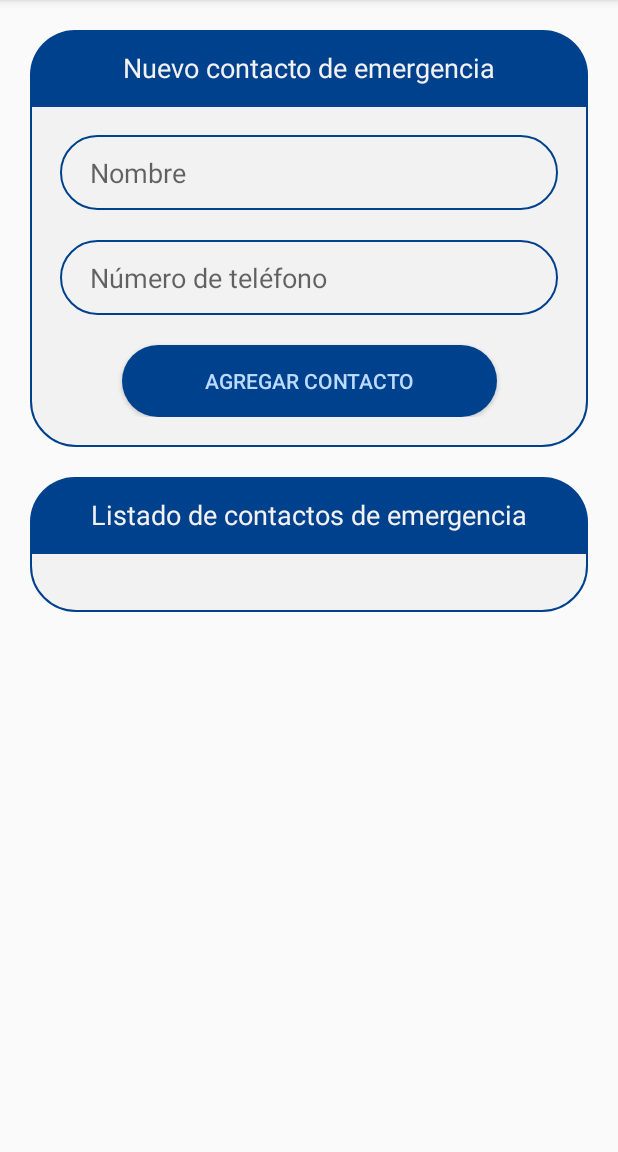
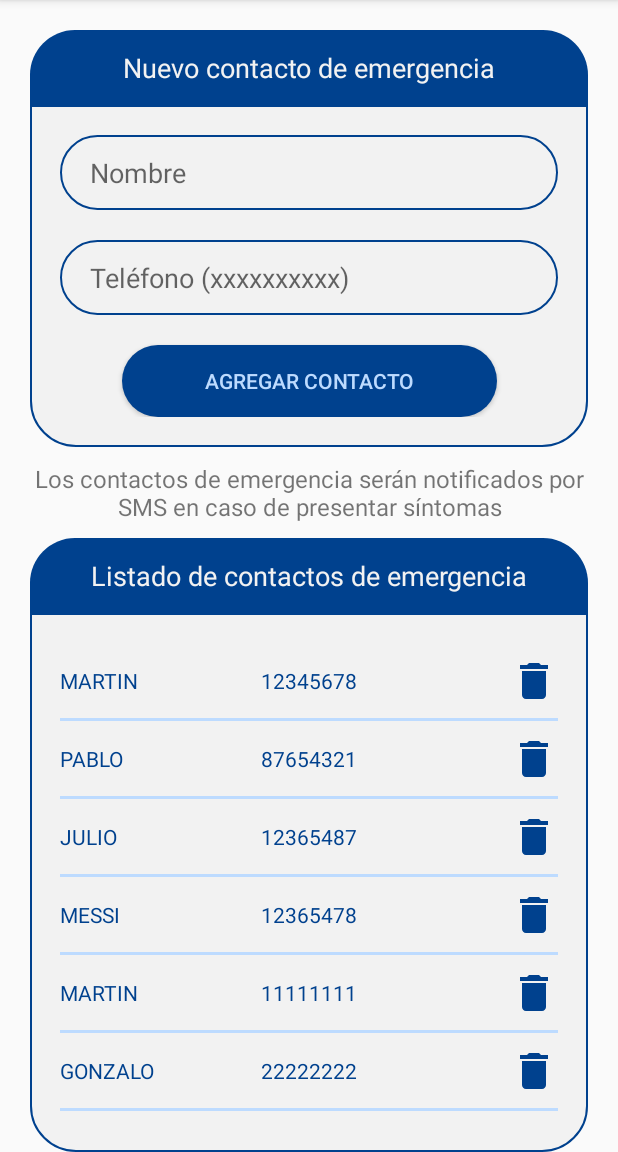
Before and after one commit to MartinRomano-S/soa-tp2, an Android app: the EmergencyContactsActivity screen opened directly, with no data from a screen before it, on a phone screen of 412 x 824 dp, the part 84-1236 px from its top. Run offline under Robolectric (Android 15) with nearby library versions, the phone set to English and light mode, and no system bars.

Commit message:
EmergencyContacts

```diff
--- a/app/src/main/java/com/example/testlogin/EmergencyContactsActivity.java
+++ b/app/src/main/java/com/example/testlogin/EmergencyContactsActivity.java
@@ -2,17 +2,105 @@ package com.example.testlogin;
 
 import android.content.Intent;
 import android.os.Bundle;
+import android.text.Editable;
+import android.text.TextWatcher;
+import android.util.Patterns;
 import android.view.View;
 import android.widget.Button;
+import android.widget.EditText;
+import android.widget.LinearLayout;
 
 import androidx.appcompat.app.AppCompatActivity;
+import androidx.constraintlayout.widget.ConstraintLayout;
+import androidx.recyclerview.widget.DividerItemDecoration;
+import androidx.recyclerview.widget.LinearLayoutManager;
+import androidx.recyclerview.widget.RecyclerView;
 
-public class EmergencyContactsActivity extends AppCompatActivity {
+import com.example.testlogin.adapters.EmergencyContactsListAdapter;
+import com.example.testlogin.interfaces.Inputable;
+import com.example.testlogin.models.EmergencyContact;
+import com.example.testlogin.utils.Configuration;
+
+import java.util.ArrayList;
+import java.util.List;
+import java.util.Objects;
+import java.util.regex.Matcher;
+import java.util.regex.Pattern;
+
+public class EmergencyContactsActivity extends AppCompatActivity implements Inputable {
+
+    RecyclerView listEmergencyContacts;
+    EditText txtECName;
+    EditText txtECNumber;
 
     @Override
     protected void onCreate(Bundle savedInstanceState) {
         super.onCreate(savedInstanceState);
         setContentView(R.layout.activity_emergency_contacts);
 
+        txtECName = findViewById(R.id.txtECName);
+        txtECNumber = findViewById(R.id.txtECNumber);
+        listEmergencyContacts = findViewById(R.id.listEmergencyContacts);
+        addTextChangedListeners();
+        listEmergencyContacts.setLayoutManager(new LinearLayoutManager(this, RecyclerView.VERTICAL, false));
+        DividerItemDecoration divider = new DividerItemDecoration(this, DividerItemDecoration.VERTICAL);
+        divider.setDrawable(Objects.requireNonNull(getDrawable(R.drawable.divider)));
+        listEmergencyContacts.addItemDecoration(divider);
+        List<EmergencyContact> list = new ArrayList<>();
+
+        list.add(new EmergencyContact(1, "Martin", 12345678));
+        list.add(new EmergencyContact(2, "Pablo", 87654321));
+        list.add(new EmergencyContact(3, "Julio", 12365487));
+        list.add(new EmergencyContact(4, "Messi", 12365478));
+        list.add(new EmergencyContact(5, "Martin", 11111111));
+        list.add(new EmergencyContact(2, "Gonzalo", 22222222));
+        list.add(new EmergencyContact(3, "Jose", 33333333));
+        list.add(new EmergencyContact(4, "Maradona", 44444444));
+        list.add(new EmergencyContact(12, "Pablo", 87654321));
+        list.add(new EmergencyContact(13, "Julio", 12365487));
+        list.add(new EmergencyContact(14, "Messi", 12365478));
+        list.add(new EmergencyContact(12, "Pablo", 87654321));
+        list.add(new EmergencyContact(13, "Julio", 12365487));
+        list.add(new EmergencyContact(14, "Messi", 12365478));
+
+        EmergencyContactsListAdapter ecAdapter = new EmergencyContactsListAdapter(list);
+        listEmergencyContacts.setAdapter(ecAdapter);
+    }
+
+    @Override
+    public void addTextChangedListeners() {
+        txtECName.addTextChangedListener(new TextWatcher() {
+
+            public void afterTextChanged(Editable s) {
+                String txtValue = txtECName.getText().toString();
+
+                if(txtValue.length() == 0)
+                    txtECName.setError(getString(R.string.errorEmptyField));
+            }
+
+            public void beforeTextChanged(CharSequence s, int start, int count, int after) {}
+            public void onTextChanged(CharSequence s, int start, int before, int count) {}
+        });
+
+        txtECNumber.addTextChangedListener(new TextWatcher() {
+
+            public void afterTextChanged(Editable s) {
+
+                String txtValue = txtECNumber.getText().toString();
+
+                if(txtValue.length() >= 2) {
+                    String numPrefix = txtValue.substring(0, 2);
+
+                    if(!numPrefix.equals("15") && !numPrefix.equals("11"))
+                        txtECNumber.setError(getString(R.string.errorPhoneNumberFormat));
+                }
+
+                if(txtValue.length() != 10)
+                    txtECNumber.setError(getString(R.string.errorPhoneNumberFormat));
+            }
+
+            public void beforeTextChanged(CharSequence s, int start, int count, int after) {}
+            public void onTextChanged(CharSequence s, int start, int before, int count) {}
+        });
     }
 }
--- a/app/src/main/java/com/example/testlogin/LoginActivity.java
+++ b/app/src/main/java/com/example/testlogin/LoginActivity.java
@@ -16,6 +16,7 @@ import android.widget.EditText;
 import android.widget.ProgressBar;
 
 import com.example.testlogin.interfaces.Asyncronable;
+import com.example.testlogin.interfaces.Inputable;
 import com.example.testlogin.models.Credentials;
 import com.example.testlogin.services.AsyncHttpRequest;
 import com.example.testlogin.utils.BatteryReceiver;
@@ -28,7 +29,7 @@ import org.json.JSONObject;
 import java.util.regex.Matcher;
 import java.util.regex.Pattern;
 
-public class LoginActivity extends AppCompatActivity implements Asyncronable<JSONObject> {
+public class LoginActivity extends AppCompatActivity implements Asyncronable<JSONObject>, Inputable {
 
     Button btnLogin;
     Button btnToRegister;
@@ -130,7 +131,8 @@ public class LoginActivity extends AppCompatActivity implements Asyncronable<JSO
         }
     }
 
-    private void addTextChangedListeners() {
+    @Override
+    public void addTextChangedListeners() {
         txtUser.addTextChangedListener(new TextWatcher() {
 
             public void afterTextChanged(Editable s) {
--- /dev/null
+++ b/app/src/main/java/com/example/testlogin/adapters/EmergencyContactsListAdapter.java
@@ -0,0 +1,75 @@
+package com.example.testlogin.adapters;
+
+import android.view.LayoutInflater;
+import android.view.View;
+import android.view.ViewGroup;
+import android.widget.TextView;
+
+import androidx.recyclerview.widget.RecyclerView;
+
+import com.example.testlogin.R;
+import com.example.testlogin.models.EmergencyContact;
+
+import org.jetbrains.annotations.NotNull;
+
+import java.util.List;
+
+public class EmergencyContactsListAdapter extends RecyclerView.Adapter<EmergencyContactsListAdapter.ViewHolder> {
+    private List<EmergencyContact> emergencyContacts;
+
+    /**
+     * Provide a reference to the type of views that you are using
+     * (custom ViewHolder).
+     */
+    static class ViewHolder extends RecyclerView.ViewHolder {
+        private TextView txtECNameItem;
+        private TextView txtECNumberItem;
+
+        ViewHolder(View view) {
+            super(view);
+            txtECNameItem = view.findViewById(R.id.txtECNameItem);
+            txtECNumberItem = view.findViewById(R.id.txtECNumberItem);
+        }
+
+        TextView getTxtECNameItemView() {
+            return txtECNameItem;
+        }
+        TextView getTxtECNumberItemView() {
+            return txtECNumberItem;
+        }
+    }
+
+    /**
+     * Inicializa el contenido de nuestra lista
+     *
+     * @param emergencyContacts ArrayList<EmergencyContact> contiene la lista de contactos de emergencias
+     */
+    public EmergencyContactsListAdapter(List<EmergencyContact> emergencyContacts) {
+        this.emergencyContacts = emergencyContacts;
+    }
+
+    @NotNull
+    @Override
+    public ViewHolder onCreateViewHolder(ViewGroup viewGroup, int viewType) {
+        // Create a new view, which defines the UI of the list item
+        View view = LayoutInflater.from(viewGroup.getContext())
+                .inflate(R.layout.emergency_contact_item, viewGroup, false);
+
+        return new ViewHolder(view);
+    }
+
+    @Override
+    public void onBindViewHolder(ViewHolder viewHolder, final int position) {
+
+        EmergencyContact emergencyContact = emergencyContacts.get(position);
+
+        viewHolder.getTxtECNameItemView().setText(emergencyContact.getName());
+        viewHolder.getTxtECNumberItemView().setText(String.valueOf(emergencyContact.getPhoneNumber()));
+    }
+
+    // Return the size of your dataset (invoked by the layout manager)
+    @Override
+    public int getItemCount() {
+        return emergencyContacts.size();
+    }
+}
--- /dev/null
+++ b/app/src/main/java/com/example/testlogin/interfaces/Inputable.java
@@ -0,0 +1,6 @@
+package com.example.testlogin.interfaces;
+
+public interface Inputable {
+
+    void addTextChangedListeners();
+}
--- /dev/null
+++ b/app/src/main/java/com/example/testlogin/models/EmergencyContact.java
@@ -0,0 +1,38 @@
+package com.example.testlogin.models;
+
+public class EmergencyContact {
+
+    private int id;
+    private String name;
+    private int phoneNumber;
+
+    public EmergencyContact(int id, String name, int phoneNumber) {
+        this.id = id;
+        this.name = name;
+        this.phoneNumber = phoneNumber;
+    }
+
+    public int getId() {
+        return id;
+    }
+
+    public void setId(int id) {
+        this.id = id;
+    }
+
+    public String getName() {
+        return name;
+    }
+
+    public void setName(String name) {
+        this.name = name;
+    }
+
+    public int getPhoneNumber() {
+        return phoneNumber;
+    }
+
+    public void setPhoneNumber(int phoneNumber) {
+        this.phoneNumber = phoneNumber;
+    }
+}
--- /dev/null
+++ b/app/src/main/res/drawable/divider.xml
@@ -0,0 +1,11 @@
+<?xml version="1.0" encoding="utf-8"?>
+<selector xmlns:android="http://schemas.android.com/apk/res/android">
+    <item>
+        <shape android:shape="rectangle">
+            <size
+                android:width="1dp"
+                android:height="2dp" />
+            <solid android:color="@color/colorPrimary" />
+        </shape>
+    </item>
+</selector>
--- /dev/null
+++ b/app/src/main/res/drawable/ic_delete.xml
@@ -0,0 +1,5 @@
+<vector android:height="64dp" android:tint="#00418E"
+    android:viewportHeight="24.0" android:viewportWidth="24.0"
+    android:width="64dp" xmlns:android="http://schemas.android.com/apk/res/android">
+    <path android:fillColor="#FF000000" android:pathData="M6,19c0,1.1 0.9,2 2,2h8c1.1,0 2,-0.9 2,-2V7H6v12zM19,4h-3.5l-1,-1h-5l-1,1H5v2h14V4z"/>
+</vector>
--- a/app/src/main/res/layout/activity_emergency_contacts.xml
+++ b/app/src/main/res/layout/activity_emergency_contacts.xml
@@ -1,7 +1,8 @@
 <?xml version="1.0" encoding="utf-8"?>
-<androidx.constraintlayout.widget.ConstraintLayout xmlns:android="http://schemas.android.com/apk/res/android"
+<LinearLayout xmlns:android="http://schemas.android.com/apk/res/android"
     xmlns:app="http://schemas.android.com/apk/res-auto"
     xmlns:tools="http://schemas.android.com/tools"
+    android:orientation="vertical"
     android:layout_width="match_parent"
     android:layout_height="match_parent">
 
@@ -55,9 +56,10 @@
             android:layout_marginTop="20dp"
             android:background="@drawable/edit_text"
             android:ems="10"
-            android:hint="Número de teléfono"
+            android:maxLength="10"
+            android:hint="Teléfono (xxxxxxxxxx)"
             android:importantForAutofill="no"
-            android:inputType="number"
+            android:inputType="phone"
             android:paddingStart="20dp"
             android:paddingEnd="20dp"
             app:layout_constraintEnd_toEndOf="parent"
@@ -78,6 +80,17 @@
     </androidx.constraintlayout.widget.ConstraintLayout>
 
     <TextView
+        android:id="@+id/lblEmergencyContact"
+        android:layout_width="match_parent"
+        android:layout_height="wrap_content"
+        android:layout_marginTop="10dp"
+        android:layout_marginStart="20dp"
+        android:layout_marginEnd="20dp"
+        android:text="Los contactos de emergencia serán notificados por SMS en caso de presentar síntomas"
+        android:textSize="16sp"
+        android:gravity="center_horizontal"/>
+
+    <TextView
         android:id="@+id/emergencyContactListTitle"
         android:layout_width="match_parent"
         android:layout_height="50dp"
@@ -86,15 +99,15 @@
         android:gravity="center"
         android:textColor="@color/colorPrimaryLight"
         android:textSize="18sp"
-        android:layout_marginTop="20dp"
+        android:layout_marginTop="10dp"
         android:layout_marginStart="20dp"
         android:layout_marginEnd="20dp"
         app:layout_constraintTop_toBottomOf="@id/emergencyContactForm"
         app:layout_constraintStart_toStartOf="parent"
         app:layout_constraintEnd_toEndOf="parent" />
 
-
-    <androidx.constraintlayout.widget.ConstraintLayout
+    <androidx.recyclerview.widget.RecyclerView
+        android:id="@+id/listEmergencyContacts"
         android:layout_width="match_parent"
         android:layout_height="wrap_content"
         android:background="@drawable/abm_form_body"
@@ -103,10 +116,19 @@
         android:layout_marginEnd="20dp"
         app:layout_constraintEnd_toEndOf="parent"
         app:layout_constraintStart_toStartOf="parent"
-        app:layout_constraintTop_toBottomOf="@id/emergencyContactListTitle">
+        />
+<!--
+    <androidx.constraintlayout.widget.ConstraintLayout
+        android:id="@+id/listEmergencyContactsContainer"
+        android:layout_width="match_parent"
+        android:layout_height="wrap_content"
+        app:layout_constraintTop_toBottomOf="@id/emergencyContactListTitle"
+        app:layout_constraintBottom_toTopOf="@id/lblEmergencyContact">
+        <ScrollView
+            android:layout_width="match_parent"
+            android:layout_height="wrap_content"
+            app:layout_constraintBottom_toBottomOf="parent">
 
-        <androidx.recyclerview.widget.RecyclerView
-            android:layout_width="match_parent"
-            android:layout_height="match_parent" />
-    </androidx.constraintlayout.widget.ConstraintLayout>
-</androidx.constraintlayout.widget.ConstraintLayout>
+        </ScrollView>
+    </androidx.constraintlayout.widget.ConstraintLayout>-->
+</LinearLayout>
--- a/app/src/main/res/layout/activity_register.xml
+++ b/app/src/main/res/layout/activity_register.xml
@@ -147,5 +147,6 @@
         android:visibility="gone"
         app:layout_constraintBottom_toBottomOf="parent"
         app:layout_constraintEnd_toEndOf="parent"
-        app:layout_constraintStart_toStartOf="parent" />
+        app:layout_constraintStart_toStartOf="parent"
+        android:layout_marginBottom="10dp" />
 </androidx.constraintlayout.widget.ConstraintLayout>
--- a/app/src/main/res/layout/activity_twofactor.xml
+++ b/app/src/main/res/layout/activity_twofactor.xml
@@ -95,7 +95,8 @@
         android:visibility="gone"
         app:layout_constraintEnd_toEndOf="parent"
         app:layout_constraintStart_toStartOf="parent"
-        app:layout_constraintBottom_toTopOf="@id/btnVerify" />
+        app:layout_constraintBottom_toTopOf="@id/btnVerify"
+        android:layout_marginBottom="10dp" />
 
     <Button
         android:id="@+id/btnVerify"
--- /dev/null
+++ b/app/src/main/res/layout/emergency_contact_item.xml
@@ -0,0 +1,39 @@
+<?xml version="1.0" encoding="utf-8"?>
+<androidx.constraintlayout.widget.ConstraintLayout xmlns:android="http://schemas.android.com/apk/res/android"
+    xmlns:app="http://schemas.android.com/apk/res-auto"
+    android:orientation="vertical"
+    android:layout_width="match_parent"
+    android:layout_height="50dp">
+
+    <TextView
+        android:id="@+id/txtECNameItem"
+        android:layout_width="wrap_content"
+        android:layout_height="50dp"
+        android:gravity="center_vertical"
+        android:text="Nombre contacto"
+        android:textAllCaps="true"
+        android:textColor="@color/colorPrimaryDark"
+        app:layout_constraintStart_toStartOf="parent"
+        app:layout_constraintTop_toTopOf="parent"/>
+
+    <TextView
+        android:id="@+id/txtECNumberItem"
+        android:layout_width="wrap_content"
+        android:layout_height="50dp"
+        android:gravity="center_vertical"
+        android:text="11111111"
+        android:textColor="@color/colorPrimaryDark"
+        app:layout_constraintStart_toStartOf="@id/txtECNameItem"
+        app:layout_constraintEnd_toEndOf="@id/imgDelete"
+        app:layout_constraintTop_toTopOf="parent"/>
+
+    <ImageView
+        android:id="@+id/imgDelete"
+        android:layout_width="32dp"
+        android:layout_height="32dp"
+        android:layout_marginTop="9dp"
+        android:src="@drawable/ic_delete"
+        app:layout_constraintEnd_toEndOf="parent"
+        app:layout_constraintTop_toTopOf="parent"/>
+
+</androidx.constraintlayout.widget.ConstraintLayout>
--- a/app/src/main/res/values/strings.xml
+++ b/app/src/main/res/values/strings.xml
@@ -75,5 +75,6 @@
     <string name="volverAlTest">Volver al test</string>
     <string name="temperaturaMaximaAlcanzada">Temperatura máxima alcanzada</string>
     <string name="temperaturaMinimaAlcanzada">Temperatura mínima alcanzada</string>
+    <string name="errorPhoneNumberFormat">El número de teléfono debe empezar con 11 ó 15 y contener 10 dígitos</string>
 
 </resources>
```
